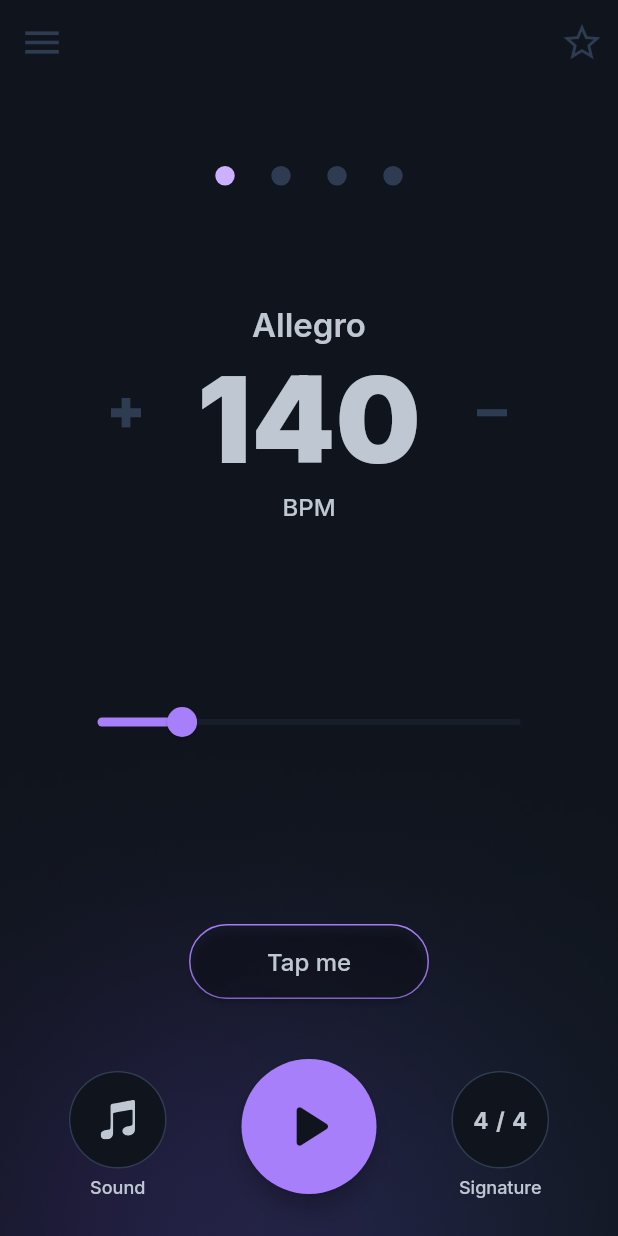
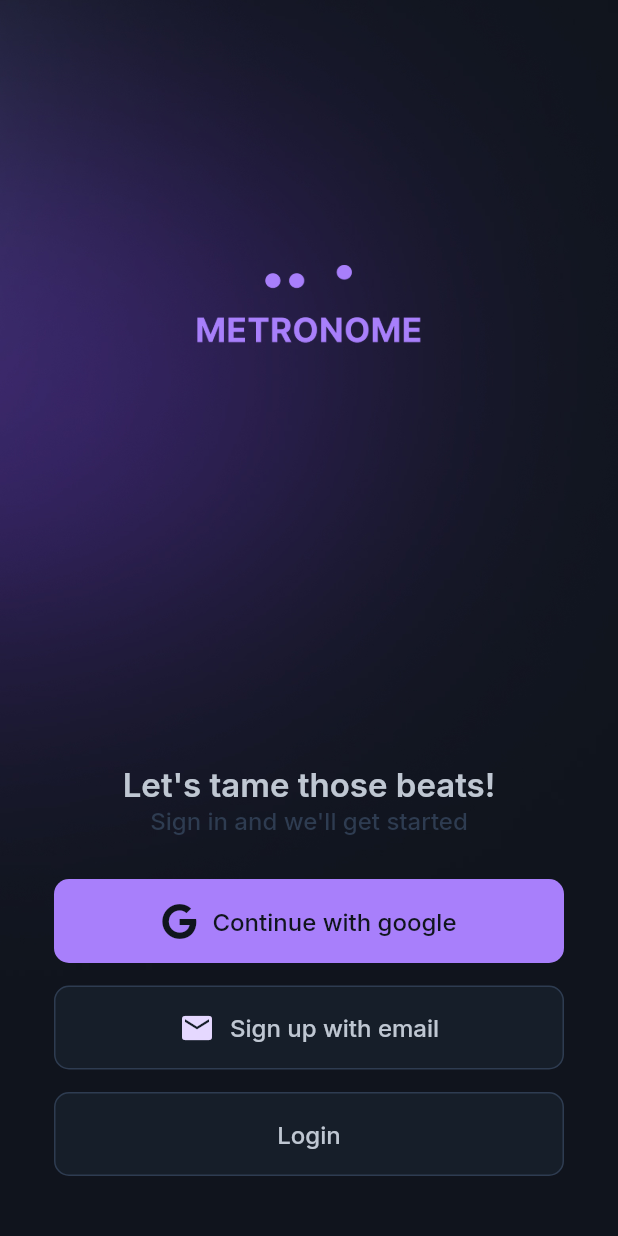
Before and after one commit to janhoffmann3/metronome_app, a Flutter app: the screen it shows after launch, on a phone screen of 412 x 824 dp. Run offline on Flutter 3.47's test engine with Material 2 defaults, Android fonts, the phone set to English and light mode, and no system bars; our stand-ins replace flutter_riverpod, flutter_svg, font_awesome_flutter, google_fonts.

Commit message:
auth page added

```diff
--- a/lib/main.dart
+++ b/lib/main.dart
@@ -1,5 +1,6 @@
 import 'package:flutter/material.dart';
 import 'package:flutter_riverpod/flutter_riverpod.dart';
+import 'package:metronome_app/pages/auth_page.dart';
 import 'package:metronome_app/pages/main_page.dart';
 
 void main() {
@@ -12,7 +13,7 @@ class MainApp extends StatelessWidget {
   @override
   Widget build(BuildContext context) {
     return const MaterialApp(
-      home: MainPage(),
+      home: AuthPage(),
       debugShowCheckedModeBanner: false,
     );
   }
--- /dev/null
+++ b/lib/pages/auth_page.dart
@@ -0,0 +1,171 @@
+import 'package:flutter/material.dart';
+import 'package:flutter_riverpod/flutter_riverpod.dart';
+import 'package:font_awesome_flutter/font_awesome_flutter.dart';
+import 'package:metronome_app/resources/values/app_colors.dart';
+import 'package:metronome_app/resources/values/app_fonts.dart';
+
+class AuthPage extends ConsumerWidget {
+  const AuthPage({super.key});
+
+  @override
+  Widget build(BuildContext context, WidgetRef ref) {
+    return Scaffold(
+      body: Container(
+        decoration: const BoxDecoration(
+            /* gradient: RadialGradient(
+        center: Alignment.bottomLeft,
+        colors: [Color(0xFE291E4D), Color(0xFE10151D)],
+        stops: [0, 1],
+        radius: 1,
+      ) */
+            image: DecorationImage(
+                image: AssetImage("assets/images/auth_page_background.jpg"),
+                fit: BoxFit.cover)),
+        child: Column(children: [
+          const SizedBox(
+            height: 165,
+          ),
+          Center(
+            child: Container(
+              width: 150,
+              height: 75,
+              decoration: const BoxDecoration(
+                  image: DecorationImage(
+                      image: AssetImage('assets/images/logo.png'))),
+            ),
+          ),
+          const Spacer(
+            flex: 2,
+          ),
+          Column(
+            children: [
+              Text(
+                "Let's tame those beats!",
+                style: AppFonts.titleSmall,
+              ),
+              Text(
+                "Sign in and we'll get started",
+                style: AppFonts.bodyLargeGrey,
+              ),
+              const SizedBox(
+                height: 15,
+              ),
+              Container(
+                height: 56,
+                width: 340,
+                margin: const EdgeInsets.only(top: 15),
+
+                // It has a decoration of a rectangle with rounded corners. The radius is 10px.
+                decoration: BoxDecoration(
+                  color: AppColors.primary400,
+                  borderRadius: BorderRadius.circular(10),
+                ),
+
+                // The ElevatedButton is a child of the Container. It makes the button clickable.
+                child: ElevatedButton(
+                  onPressed: () {},
+                  style: ElevatedButton.styleFrom(
+                    elevation: 0,
+                    backgroundColor: Colors.transparent,
+                    shape: RoundedRectangleBorder(
+                        borderRadius: BorderRadius.circular(10)),
+                  ),
+                  // Title of the button.
+                  child: Row(
+                      mainAxisAlignment: MainAxisAlignment.center,
+                      children: [
+                        const Icon(
+                          FontAwesomeIcons.google,
+                          color: AppColors.secondary900,
+                        ),
+                        const SizedBox(
+                          width: 10,
+                        ),
+                        Text(
+                          "Continue with google",
+                          style: AppFonts.bodyLargeDark,
+                        ),
+                      ]
+                      // Icon - always chevron_right since it is a navigation button.
+                      ),
+                ),
+              ),
+              Container(
+                height: 56,
+                width: 340,
+                margin: const EdgeInsets.only(top: 15),
+
+                // It has a decoration of a rectangle with rounded corners. The radius is 10px.
+                decoration: BoxDecoration(
+                    color: AppColors.secondary700,
+                    borderRadius: BorderRadius.circular(10),
+                    border: Border.all(color: AppColors.secondary500)),
+
+                // The ElevatedButton is a child of the Container. It makes the button clickable.
+                child: ElevatedButton(
+                  onPressed: () {},
+                  style: ElevatedButton.styleFrom(
+                    elevation: 0,
+                    backgroundColor: Colors.transparent,
+                    shape: RoundedRectangleBorder(
+                        borderRadius: BorderRadius.circular(10)),
+                  ),
+                  // Title of the button.
+                  child: Row(
+                      mainAxisAlignment: MainAxisAlignment.center,
+                      children: [
+                        const Icon(
+                          Icons.email,
+                          color: AppColors.primary200,
+                        ),
+                        const SizedBox(
+                          width: 10,
+                        ),
+                        Text(
+                          "Sign up with email",
+                          style: AppFonts.bodyLarge,
+                        ),
+                        // Icon - always chevron_right since it is a navigation button.
+                      ]),
+                ),
+              ),
+              Container(
+                height: 56,
+                width: 340,
+                margin: const EdgeInsets.only(top: 15),
+
+                // It has a decoration of a rectangle with rounded corners. The radius is 10px.
+                decoration: BoxDecoration(
+                    color: AppColors.secondary700,
+                    borderRadius: BorderRadius.circular(10),
+                    border: Border.all(color: AppColors.secondary500)),
+
+                // The ElevatedButton is a child of the Container. It makes the button clickable.
+                child: ElevatedButton(
+                  onPressed: () {},
+                  style: ElevatedButton.styleFrom(
+                    elevation: 0,
+                    backgroundColor: Colors.transparent,
+                    shape: RoundedRectangleBorder(
+                        borderRadius: BorderRadius.circular(10)),
+                  ),
+                  // Title of the button.
+                  child: Center(
+                    child: Text(
+                      "Login",
+                      style: AppFonts.bodyLarge,
+                    ),
+                    // Icon - always chevron_right since it is a navigation button.
+                  ),
+                ),
+              )
+            ],
+          ),
+          const SizedBox(
+            height: 40,
+          )
+        ]),
+      ),
+    );
+  }
+}
--- a/lib/resources/values/app_fonts.dart
+++ b/lib/resources/values/app_fonts.dart
@@ -20,6 +20,7 @@ class AppFonts {
     fontSize: 80,
     fontWeight: FontWeight.w900,
     letterSpacing: 0,
+    fontStyle: FontStyle.italic,
     color: AppColors.secondary200,
   );
 
@@ -28,6 +29,27 @@ class AppFonts {
     fontWeight: FontWeight.w500,
     letterSpacing: 0,
     color: AppColors.secondary200,
+  );
+
+  static TextStyle bodyLargeWhite = GoogleFonts.inter(
+    fontSize: 16,
+    fontWeight: FontWeight.w500,
+    letterSpacing: 0,
+    color: AppColors.white,
+  );
+
+  static TextStyle bodyLargeGrey = GoogleFonts.inter(
+    fontSize: 16,
+    fontWeight: FontWeight.w500,
+    letterSpacing: 0,
+    color: AppColors.secondary500,
+  );
+
+  static TextStyle bodyLargeDark = GoogleFonts.inter(
+    fontSize: 16,
+    fontWeight: FontWeight.w500,
+    letterSpacing: 0,
+    color: AppColors.secondary900,
   );
 
   static TextStyle labelSmall = GoogleFonts.inter(
@@ -51,4 +73,7 @@ class AppFonts {
       fontSize: 55,
       fontWeight: FontWeight.normal,
       color: AppColors.secondary200);
+
+  static TextStyle versionNumber = GoogleFonts.inter(
+      fontSize: 14, fontWeight: FontWeight.w400, color: AppColors.secondary500);
 }
--- a/lib/widgets/bottom_menu/bottom_menu_signature_selection_button.dart
+++ b/lib/widgets/bottom_menu/bottom_menu_signature_selection_button.dart
@@ -32,7 +32,7 @@ class BottomMenuSignatureSelectionButton extends StatelessWidget {
                   context: context,
                   builder: ((context) {
                     return const BottomMenuModalSheetWrapper(
-                        sizeMultiplier: 0.45,
+                        height: 430,
                         titleText: "Select signature",
                         child: SignatureSelectionWidget());
                   }));
--- a/lib/widgets/bottom_menu/bottom_menu_sound_selection_button.dart
+++ b/lib/widgets/bottom_menu/bottom_menu_sound_selection_button.dart
@@ -32,8 +32,8 @@ class BottomMenuSoundSelectionButton extends StatelessWidget {
                     context: context,
                     builder: ((context) {
                       return const BottomMenuModalSheetWrapper(
-                        sizeMultiplier: 0.75,
-                        titleText: "Select sound",
+                        height: 650,
+                        titleText: "Select signature",
                       );
                     }));
               },
--- a/lib/widgets/drawer/drawer_menu_selection_button.dart
+++ b/lib/widgets/drawer/drawer_menu_selection_button.dart
@@ -34,6 +34,7 @@ class DrawerMenuSelectionButton extends StatelessWidget {
       child: ElevatedButton(
         onPressed: () {},
         style: ElevatedButton.styleFrom(
+          elevation: 0,
           backgroundColor: Colors.transparent,
           shape:
               RoundedRectangleBorder(borderRadius: BorderRadius.circular(10)),
--- a/lib/widgets/main_page/main_page_tap_me_button.dart
+++ b/lib/widgets/main_page/main_page_tap_me_button.dart
@@ -25,6 +25,7 @@ class MainPageTapMeButton extends StatelessWidget {
           child: ElevatedButton(
             onPressed: () {},
             style: ElevatedButton.styleFrom(
+              elevation: 0,
               backgroundColor: Colors.transparent,
               shape: RoundedRectangleBorder(
                   borderRadius: BorderRadius.circular(80)),
--- a/pubspec.yaml
+++ b/pubspec.yaml
@@ -11,6 +11,7 @@ dependencies:
     sdk: flutter
   flutter_riverpod: ^2.4.4
   flutter_svg: ^2.0.9
+  font_awesome_flutter: ^10.6.0
   freezed: ^2.4.5
   freezed_annotation: ^2.4.1
   go_router: ^12.0.0
@@ -29,4 +30,6 @@ flutter:
     - assets/icons/icon_minus.svg
     - assets/icons/icon_plus.svg
     - assets/icons/icon_note.svg
-    - assets/images/background.jpg
+    - assets/images/main_page_background.jpg
+    - assets/images/auth_page_background.jpg
+    - assets/images/logo.png
```
Also changed, not shown: lib/database/sounds.json (added, +19 -0 lines), lib/pages/main_page.dart (+21 -6 lines), lib/widgets/bottom_menu/bottom_menu_modal_sheet_wrapper.dart (+9 -9 lines), lib/widgets/main_page/main_page_display_widget.dart (+6 -3 lines), lib/widgets/sound_selection/sound_selection_sound_button.dart (+18 -15 lines), assets/images/auth_page_background.jpg (added), assets/images/logo.png (added), assets/images/main_page_background.jpg (renamed from assets/images/background.jpg), pubspec.lock.
